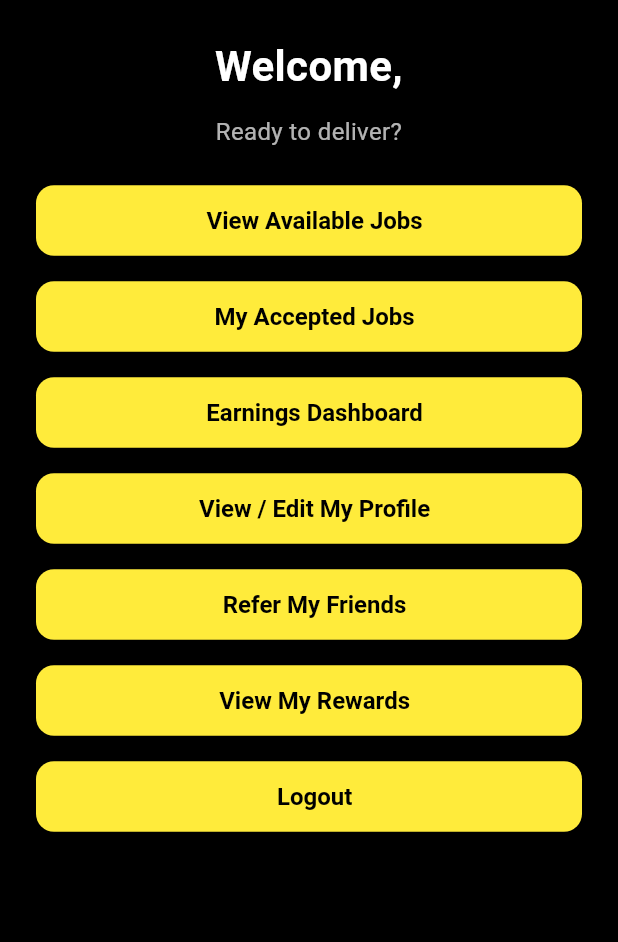
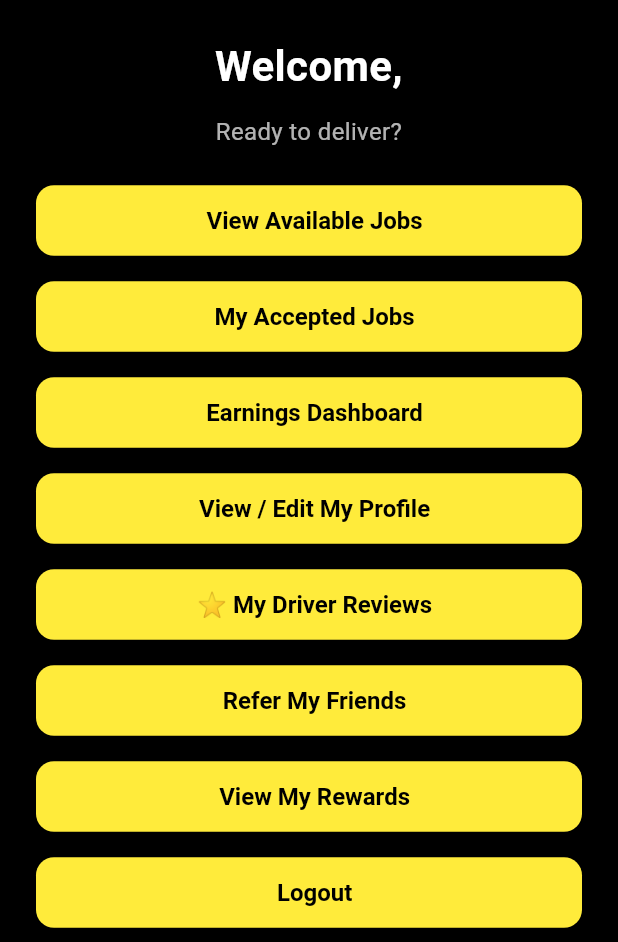
Before and after one commit to thedeliverytruck/the_delivery_truck, a Flutter app: the DriverHomeScreen screen opened by its route, on a phone screen of 412 x 824 dp, the part 294-1236 px from its top. Run offline on Flutter 3.47's test engine with Material 3 defaults, Android fonts, the light colour scheme and no system bars; our stand-ins replace audioplayers, charts_flutter, cloud_firestore, cloud_functions, confetti, csv and 17 more; missing offline and left inert: background_fetch, dart:html, flutter_stripe, google_maps_webservice; accounts and stored records are empty.

Commit message:
Add 'My Driver Reviews' button to Driver Home Screen

```diff
--- a/lib/screens/driver_home_screen.dart
+++ b/lib/screens/driver_home_screen.dart
@@ -1,3 +1,5 @@
+// lib/screens/driver_home_screen.dart
+
 import 'package:flutter/material.dart';
 import 'package:cloud_firestore/cloud_firestore.dart';
 import 'package:firebase_auth/firebase_auth.dart';
@@ -125,6 +127,11 @@ class _DriverHomeScreenState extends State<DriverHomeScreen> {
               ),
               const SizedBox(height: 16),
               PrimaryButton(
+                text: '⭐ My Driver Reviews',
+                onPressed: () => Navigator.pushNamed(context, '/driver_reviews'),
+              ),
+              const SizedBox(height: 16),
+              PrimaryButton(
                 text: 'Refer My Friends',
                 onPressed: () => Navigator.pushNamed(context, '/referral_share'),
               ),
```
